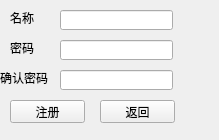
Mrhaizi/App-client, file Windows/RegisterWindow/ui/register.ui: the form before one commit.
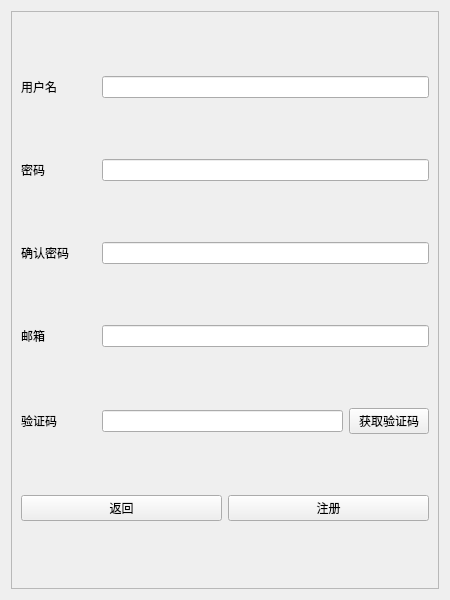
The form after the commit.

Commit message: 增加登录验证

The edit to the form file:
```diff
--- a/Windows/RegisterWindow/ui/register.ui
+++ b/Windows/RegisterWindow/ui/register.ui
@@ -6,108 +6,206 @@
    <rect>
     <x>0</x>
     <y>0</y>
-    <width>219</width>
-    <height>140</height>
+    <width>450</width>
+    <height>600</height>
    </rect>
   </property>
+  <property name="minimumSize">
+   <size>
+    <width>450</width>
+    <height>600</height>
+   </size>
+  </property>
+  <property name="maximumSize">
+   <size>
+    <width>450</width>
+    <height>600</height>
+   </size>
+  </property>
   <property name="windowTitle">
    <string>RegisterWindow</string>
   </property>
-  <widget class="QPushButton" name="pushButton_register">
-   <property name="geometry">
-    <rect>
-     <x>10</x>
-     <y>100</y>
-     <width>75</width>
-     <height>23</height>
-    </rect>
-   </property>
-   <property name="text">
-    <string>注册</string>
-   </property>
-  </widget>
-  <widget class="QPushButton" name="pushButton_back">
-   <property name="geometry">
-    <rect>
-     <x>100</x>
-     <y>100</y>
-     <width>75</width>
-     <height>23</height>
-    </rect>
-   </property>
-   <property name="text">
-    <string>返回</string>
-   </property>
-  </widget>
-  <widget class="QLabel" name="label_username">
-   <property name="geometry">
-    <rect>
-     <x>10</x>
-     <y>10</y>
-     <width>31</width>
-     <height>16</height>
-    </rect>
-   </property>
-   <property name="text">
-    <string>名称</string>
-   </property>
-  </widget>
-  <widget class="QLineEdit" name="lineEdit_password">
-   <property name="geometry">
-    <rect>
-     <x>60</x>
-     <y>40</y>
-     <width>113</width>
-     <height>20</height>
-    </rect>
-   </property>
-  </widget>
-  <widget class="QLineEdit" name="lineEdit_username">
-   <property name="geometry">
-    <rect>
-     <x>60</x>
-     <y>10</y>
-     <width>113</width>
-     <height>20</height>
-    </rect>
-   </property>
-  </widget>
-  <widget class="QLabel" name="label_password">
-   <property name="geometry">
-    <rect>
-     <x>10</x>
-     <y>40</y>
-     <width>31</width>
-     <height>16</height>
-    </rect>
-   </property>
-   <property name="text">
-    <string>密码</string>
-   </property>
-  </widget>
-  <widget class="QLabel" name="label_define_password">
-   <property name="geometry">
-    <rect>
-     <x>0</x>
-     <y>70</y>
-     <width>54</width>
-     <height>16</height>
-    </rect>
-   </property>
-   <property name="text">
-    <string>确认密码</string>
-   </property>
-  </widget>
-  <widget class="QLineEdit" name="lineEdit_define_password">
-   <property name="geometry">
-    <rect>
-     <x>60</x>
-     <y>70</y>
-     <width>113</width>
-     <height>20</height>
-    </rect>
-   </property>
-  </widget>
+  <layout class="QHBoxLayout" name="horizontalLayout_3">
+   <item>
+    <widget class="QFrame" name="frame_background_reg">
+     <property name="frameShape">
+      <enum>QFrame::StyledPanel</enum>
+     </property>
+     <property name="frameShadow">
+      <enum>QFrame::Raised</enum>
+     </property>
+     <layout class="QHBoxLayout" name="horizontalLayout_4">
+      <item>
+       <layout class="QVBoxLayout" name="verticalLayout">
+        <item>
+         <layout class="QHBoxLayout" name="horizontalLayout_username">
+          <item>
+           <widget class="QLabel" name="label_username_r">
+            <property name="minimumSize">
+             <size>
+              <width>75</width>
+              <height>0</height>
+             </size>
+            </property>
+            <property name="maximumSize">
+             <size>
+              <width>75</width>
+              <height>16777215</height>
+             </size>
+            </property>
+            <property name="text">
+             <string>用户名     </string>
+            </property>
+           </widget>
+          </item>
+          <item>
+           <widget class="QLineEdit" name="lineEdit_username_r"/>
+          </item>
+         </layout>
+        </item>
+        <item>
+         <layout class="QHBoxLayout" name="horizontalLayout_password">
+          <item>
+           <widget class="QLabel" name="label_password_r">
+            <property name="minimumSize">
+             <size>
+              <width>75</width>
+              <height>0</height>
+             </size>
+            </property>
+            <property name="maximumSize">
+             <size>
+              <width>75</width>
+              <height>16777215</height>
+             </size>
+            </property>
+            <property name="text">
+             <string>密码         </string>
+            </property>
+           </widget>
+          </item>
+          <item>
+           <widget class="QLineEdit" name="lineEdit_password_r"/>
+          </item>
+         </layout>
+        </item>
+        <item>
+         <layout class="QHBoxLayout" name="horizontalLayout_confirm_password">
+          <item>
+           <widget class="QLabel" name="label_define_password">
+            <property name="minimumSize">
+             <size>
+              <width>75</width>
+              <height>0</height>
+             </size>
+            </property>
+            <property name="maximumSize">
+             <size>
+              <width>75</width>
+              <height>16777215</height>
+             </size>
+            </property>
+            <property name="text">
+             <string>确认密码 </string>
+            </property>
+           </widget>
+          </item>
+          <item>
+           <widget class="QLineEdit" name="lineEdit_define_password">
+            <property name="text">
+             <string/>
+            </property>
+           </widget>
+          </item>
+         </layout>
+        </item>
+        <item>
+         <layout class="QHBoxLayout" name="horizontalLayout_email">
+          <item>
+           <widget class="QLabel" name="label_username_2">
+            <property name="minimumSize">
+             <size>
+              <width>75</width>
+              <height>0</height>
+             </size>
+            </property>
+            <property name="maximumSize">
+             <size>
+              <width>75</width>
+              <height>16777215</height>
+             </size>
+            </property>
+            <property name="text">
+             <string>邮箱         </string>
+            </property>
+           </widget>
+          </item>
+          <item>
+           <widget class="QLineEdit" name="lineEdit_username_2">
+            <property name="text">
+             <string/>
+            </property>
+           </widget>
+          </item>
+         </layout>
+        </item>
+        <item>
+         <layout class="QHBoxLayout" name="horizontalLayout">
+          <item>
+           <widget class="QLabel" name="label_username_3">
+            <property name="minimumSize">
+             <size>
+              <width>75</width>
+              <height>0</height>
+             </size>
+            </property>
+            <property name="maximumSize">
+             <size>
+              <width>75</width>
+              <height>16777215</height>
+             </size>
+            </property>
+            <property name="text">
+             <string>验证码</string>
+            </property>
+           </widget>
+          </item>
+          <item>
+           <widget class="QLineEdit" name="lineEdit_username_3"/>
+          </item>
+          <item>
+           <widget class="QPushButton" name="pushButton_get_verifycode">
+            <property name="text">
+             <string>获取验证码</string>
+            </property>
+           </widget>
+          </item>
+         </layout>
+        </item>
+        <item>
+         <layout class="QHBoxLayout" name="horizontalLayout_2">
+          <item>
+           <widget class="QPushButton" name="pushButton_back">
+            <property name="text">
+             <string>返回</string>
+            </property>
+           </widget>
+          </item>
+          <item>
+           <widget class="QPushButton" name="pushButton_register">
+            <property name="text">
+             <string>注册</string>
+            </property>
+           </widget>
+          </item>
+         </layout>
+        </item>
+       </layout>
+      </item>
+     </layout>
+    </widget>
+   </item>
+  </layout>
  </widget>
  <resources/>
  <connections/>
```
The commit also changes 84 other files.
